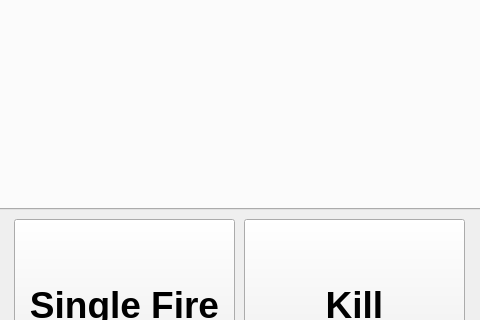
First picture: the form in Hardware/LIBS/LIBS Code/Viron_GUI/Application_UI.ui, repository Sanjit-Jeevanand/HusseinLab_UltrafastPlasmaScience, before the edit; both pictures show x 316 to 796 and y 430 to 750 of the 1111 by 860 pixel window.
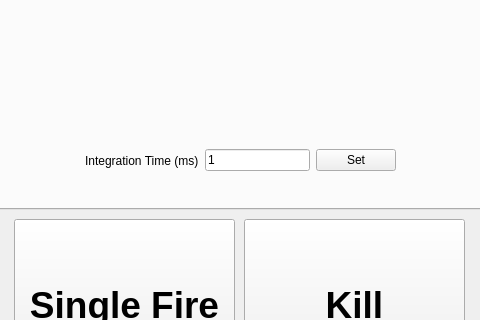
Second picture: the form after the edit. The open tabs and pages were chosen to show the change. Icons and pictures are not drawn. Custom widgets are drawn as their Qt base class.

Commit message: update integration time logic, add integration time modifier

Patch:
```diff
--- a/Hardware/LIBS/LIBS Code/Viron_GUI/Application_UI.ui
+++ b/Hardware/LIBS/LIBS Code/Viron_GUI/Application_UI.ui
@@ -1672,7 +1672,7 @@
         <x>20</x>
         <y>20</y>
         <width>1051</width>
-        <height>451</height>
+        <height>421</height>
        </rect>
       </property>
       <property name="minimumSize">
@@ -1688,6 +1688,39 @@
        </size>
       </property>
      </widget>
+     <widget class="QWidget" name="horizontalLayoutWidget">
+      <property name="geometry">
+       <rect>
+        <x>399</x>
+        <y>450</y>
+        <width>311</width>
+        <height>31</height>
+       </rect>
+      </property>
+      <layout class="QHBoxLayout" name="horizontalLayout_2">
+       <item>
+        <widget class="QLabel" name="int_time_label_2">
+         <property name="text">
+          <string>Integration Time (ms)</string>
+         </property>
+        </widget>
+       </item>
+       <item>
+        <widget class="QLineEdit" name="int_time_line_edit">
+         <property name="text">
+          <string>1</string>
+         </property>
+        </widget>
+       </item>
+       <item>
+        <widget class="QPushButton" name="set_int_time_button">
+         <property name="text">
+          <string>Set</string>
+         </property>
+        </widget>
+       </item>
+      </layout>
+     </widget>
     </widget>
     <widget class="QWidget" name="spectra_plots_tab">
      <attribute name="title">
```
Left out of the diff: 5 changed lines with no effect on the pictures. The commit also changes 4 other files.
